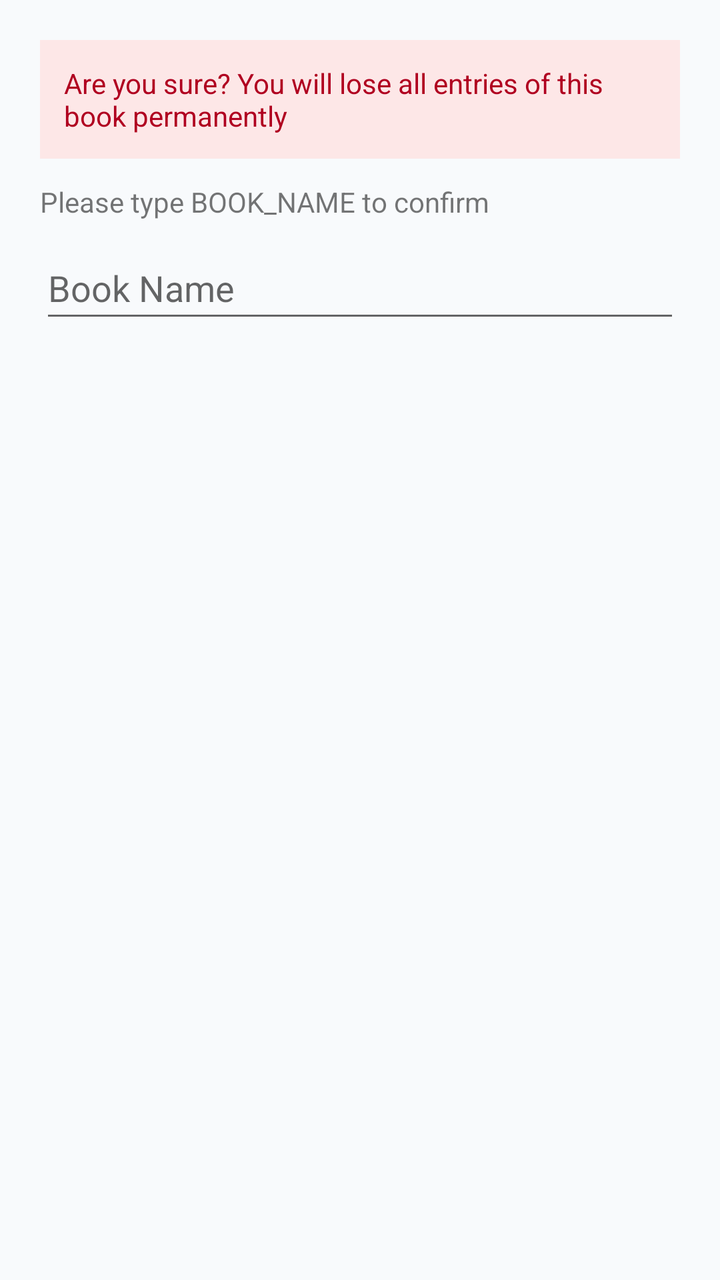
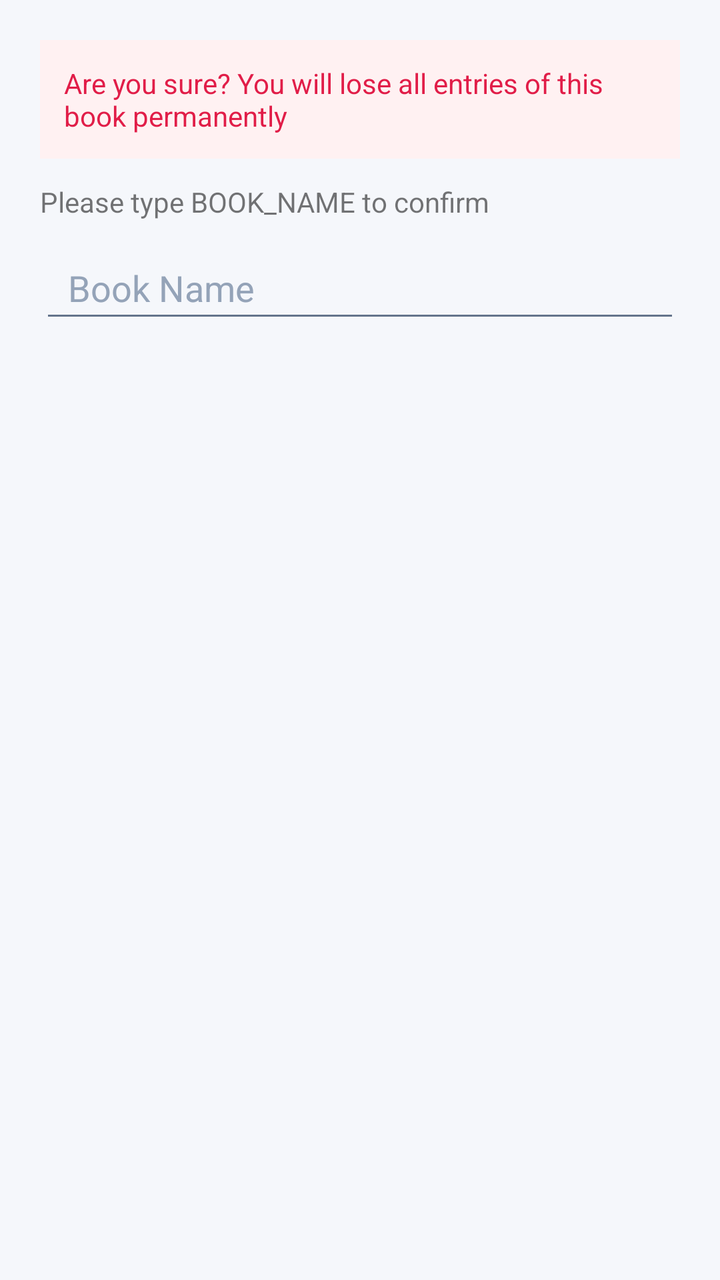

Before-and-after screenshots of an Android layout around one commit, followed by the original layout XML and the change that was made.
<!-- AndroidManifest.xml: application theme Theme.ExpenseOS -->
<!-- res/layout/dialog_delete_book.xml -->
<?xml version="1.0" encoding="utf-8"?>
<LinearLayout xmlns:android="http://schemas.android.com/apk/res/android"
    android:layout_width="match_parent"
    android:layout_height="wrap_content"
    android:orientation="vertical"
    android:padding="20dp">

    <TextView
        android:layout_width="match_parent"
        android:layout_height="wrap_content"
        android:layout_marginBottom="12dp"
        android:background="#FDE7E7"
        android:padding="12dp"
        android:text="Are you sure? You will lose all entries of this book permanently"
        android:textColor="#B00020" />

    <TextView
        android:id="@+id/tvDeleteConfirmMsg"
        android:layout_width="match_parent"
        android:layout_height="wrap_content"
        android:layout_marginBottom="8dp"
        android:text="Please type BOOK_NAME to confirm" />

    <EditText
        android:id="@+id/etDeleteBookName"
        android:layout_width="match_parent"
        android:layout_height="48dp"
        android:hint="Book Name"
        android:inputType="text" />
</LinearLayout>
<!-- resources referenced by this layout -->
<resources>
  <style name="Theme.ExpenseOS" parent="Theme.MaterialComponents.Light.NoActionBar">
          <item name="colorPrimary">@color/primary</item>
          <item name="colorPrimaryDark">@color/primary_dark</item>
          <item name="colorAccent">@color/primary</item>
          <item name="android:windowBackground">@color/bg</item>
          <item name="android:fontFamily">sans-serif</item>
          <item name="android:statusBarColor">@color/primary_dark</item>
      </style>
  <color name="bg">#F8FAFC</color>
  <!-- unchanged entries left out for length: 2 -->
</resources>

<!-- the commit's change to res/layout/dialog_delete_book.xml (unified diff, before → after) -->
@@ -9,10 +9,10 @@
         android:layout_width="match_parent"
         android:layout_height="wrap_content"
         android:layout_marginBottom="12dp"
-        android:background="#FDE7E7"
+        android:background="@color/danger_bg"
         android:padding="12dp"
         android:text="Are you sure? You will lose all entries of this book permanently"
-        android:textColor="#B00020" />
+        android:textColor="@color/danger" />
 
     <TextView
         android:id="@+id/tvDeleteConfirmMsg"
<!-- resource entries referenced after the edit -->
@@ -1,14 +1,93 @@
 <!-- resources referenced by this layout -->
 <resources>
-  <style name="Theme.ExpenseOS" parent="Theme.MaterialComponents.Light.NoActionBar">
+  <color name="danger">#E11D48</color>
+  <color name="danger_bg">#FFF1F2</color>
+  <style name="Theme.ExpenseOS" parent="Theme.MaterialComponents.DayNight.NoActionBar">
           <item name="colorPrimary">@color/primary</item>
+          <item name="colorPrimaryVariant">@color/primary_dark</item>
           <item name="colorPrimaryDark">@color/primary_dark</item>
+          <item name="colorOnPrimary">@color/on_primary</item>
+          <item name="colorSecondary">@color/secondary</item>
+          <item name="colorSecondaryVariant">@color/secondary_dark</item>
+          <item name="colorOnSecondary">@color/on_primary</item>
           <item name="colorAccent">@color/primary</item>
+          <item name="colorSurface">@color/surface</item>
+          <item name="colorOnSurface">@color/text</item>
+          <item name="colorOnBackground">@color/text</item>
+          <item name="colorError">@color/danger</item>
+          <item name="android:colorBackground">@color/bg</item>
           <item name="android:windowBackground">@color/bg</item>
+  
+          <item name="android:textColorPrimary">@color/text</item>
+          <item name="android:textColorSecondary">@color/text_muted</item>
+          <item name="android:textColorHint">@color/text_hint</item>
           <item name="android:fontFamily">sans-serif</item>
-          <item name="android:statusBarColor">@color/primary_dark</item>
+          <item name="fontFamily">sans-serif</item>
+  
+          
+          <item name="android:statusBarColor">@color/bg</item>
+          <item name="android:navigationBarColor">@color/nav_bg</item>
+          <item name="android:windowLightStatusBar">true</item>
+          <item name="android:windowLightNavigationBar" tools:targetApi="o_mr1">true</item>
+          <item name="android:forceDarkAllowed" tools:targetApi="q">false</item>
+  
+          
+          <item name="editTextStyle">@style/Widget.ExpenseOS.EditText</item>
+          <item name="materialAlertDialogTheme">@style/ThemeOverlay.ExpenseOS.Dialog</item>
+          <item name="bottomSheetDialogTheme">@style/ThemeOverlay.ExpenseOS.BottomSheet</item>
+          <item name="android:windowAnimationStyle">@style/Animation.ExpenseOS.Window</item>
+          <item name="android:windowActivityTransitions">true</item>
+          <item name="android:windowContentTransitions">true</item>
       </style>
-  <color name="bg">#F8FAFC</color>
+  <color name="on_primary">#FFFFFF</color>
+  <color name="secondary">#0F766E</color>
+  <color name="secondary_dark">#115E59</color>
+  <color name="surface">#FFFFFF</color>
+  <color name="text">#0F172A</color>
+  <color name="bg">#F5F7FB</color>
+  <color name="text_muted">#64748B</color>
+  <color name="text_hint">#94A3B8</color>
+  <color name="nav_bg">#FFFFFF</color>
+  <style name="Widget.ExpenseOS.EditText" parent="Widget.AppCompat.EditText">
+          <item name="android:textSize">@dimen/type_body</item>
+          <item name="android:textColor">@color/text</item>
+          <item name="android:textColorHint">@color/text_hint</item>
+          <item name="android:paddingStart">14dp</item>
+          <item name="android:paddingEnd">14dp</item>
+          <item name="android:minHeight">@dimen/input_height</item>
+      </style>
+  <style name="ThemeOverlay.ExpenseOS.Dialog" parent="ThemeOverlay.MaterialComponents.MaterialAlertDialog">
+          <item name="colorPrimary">@color/primary</item>
+          <item name="colorSurface">@color/surface</item>
+          <item name="colorOnSurface">@color/text</item>
+          <item name="shapeAppearanceOverlay">@style/ShapeAppearance.ExpenseOS.Dialog</item>
+          <item name="android:windowMinWidthMajor">84%</item>
+          <item name="android:windowMinWidthMinor">84%</item>
+      </style>
+  <style name="ThemeOverlay.ExpenseOS.BottomSheet" parent="ThemeOverlay.MaterialComponents.BottomSheetDialog">
+          <item name="bottomSheetStyle">@style/Widget.ExpenseOS.BottomSheet</item>
+      </style>
+  <style name="Animation.ExpenseOS.Window" parent="@android:style/Animation.Activity">
+          <item name="android:activityOpenEnterAnimation">@anim/screen_enter</item>
+          <item name="android:activityOpenExitAnimation">@anim/screen_exit</item>
+          <item name="android:activityCloseEnterAnimation">@anim/screen_pop_enter</item>
+          <item name="android:activityCloseExitAnimation">@anim/screen_pop_exit</item>
+      </style>
+  <style name="ShapeAppearance.ExpenseOS.Dialog" parent="ShapeAppearance.MaterialComponents.MediumComponent">
+          <item name="cornerFamily">rounded</item>
+          <item name="cornerSize">26dp</item>
+      </style>
+  <style name="Widget.ExpenseOS.BottomSheet" parent="Widget.MaterialComponents.BottomSheet.Modal">
+          <item name="shapeAppearanceOverlay">@style/ShapeAppearance.ExpenseOS.Sheet</item>
+          <item name="backgroundTint">@color/surface</item>
+      </style>
+  <style name="ShapeAppearance.ExpenseOS.Sheet" parent="">
+          <item name="cornerFamily">rounded</item>
+          <item name="cornerSizeTopLeft">26dp</item>
+          <item name="cornerSizeTopRight">26dp</item>
+          <item name="cornerSizeBottomLeft">0dp</item>
+          <item name="cornerSizeBottomRight">0dp</item>
+      </style>
   <!-- unchanged entries left out for length: 2 -->
 </resources>
 
